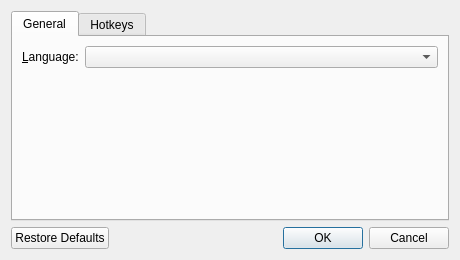
Before: the Qt Designer form src/settings/SettingsDialog.ui in ChickenSeller/glimpse, drawn with Qt 5.
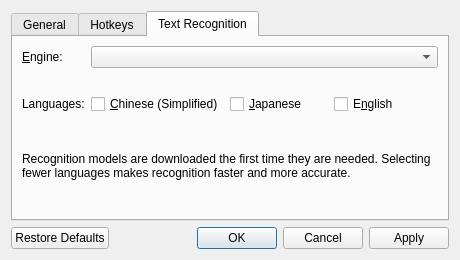
After: the same form once the commit is applied. The open tabs and pages were chosen to show the change. Custom widgets are drawn as their Qt base class.

```diff
--- a/src/settings/SettingsDialog.ui
+++ b/src/settings/SettingsDialog.ui
@@ -120,12 +120,105 @@
        </item>
       </layout>
      </widget>
+     <widget class="QWidget" name="ocrTab">
+      <attribute name="title">
+       <string>Text Recognition</string>
+      </attribute>
+      <layout class="QVBoxLayout" name="ocrLayout">
+       <item>
+        <layout class="QFormLayout" name="ocrForm">
+         <item row="0" column="0">
+          <widget class="QLabel" name="ocrEngineLabel">
+           <property name="text">
+            <string>&amp;Engine:</string>
+           </property>
+           <property name="buddy">
+            <cstring>ocrEngineCombo</cstring>
+           </property>
+          </widget>
+         </item>
+         <item row="0" column="1">
+          <widget class="QComboBox" name="ocrEngineCombo"/>
+         </item>
+         <item row="1" column="1">
+          <widget class="QLabel" name="ocrEngineNote">
+           <property name="wordWrap">
+            <bool>true</bool>
+           </property>
+           <property name="foregroundRole">
+            <enum>QPalette::PlaceholderText</enum>
+           </property>
+          </widget>
+         </item>
+         <item row="2" column="0">
+          <widget class="QLabel" name="ocrLanguagesLabel">
+           <property name="text">
+            <string>Languages:</string>
+           </property>
+          </widget>
+         </item>
+         <item row="2" column="1">
+          <layout class="QHBoxLayout" name="ocrLanguagesLayout">
+           <item>
+            <widget class="QCheckBox" name="ocrChineseCheck">
+             <property name="text">
+              <string>&amp;Chinese (Simplified)</string>
+             </property>
+            </widget>
+           </item>
+           <item>
+            <widget class="QCheckBox" name="ocrJapaneseCheck">
+             <property name="text">
+              <string>&amp;Japanese</string>
+             </property>
+            </widget>
+           </item>
+           <item>
+            <widget class="QCheckBox" name="ocrEnglishCheck">
+             <property name="text">
+              <string>E&amp;nglish</string>
+             </property>
+            </widget>
+           </item>
+           <item>
+            <spacer name="ocrLanguagesSpacer">
+             <property name="orientation">
+              <enum>Qt::Horizontal</enum>
+             </property>
+            </spacer>
+           </item>
+          </layout>
+         </item>
+        </layout>
+       </item>
+       <item>
+        <widget class="QLabel" name="ocrHint">
+         <property name="text">
+          <string>Recognition models are downloaded the first time they are needed. Selecting fewer languages makes recognition faster and more accurate.</string>
+         </property>
+         <property name="wordWrap">
+          <bool>true</bool>
+         </property>
+         <property name="foregroundRole">
+          <enum>QPalette::PlaceholderText</enum>
+         </property>
+        </widget>
+       </item>
+       <item>
+        <spacer name="ocrSpacer">
+         <property name="orientation">
+          <enum>Qt::Vertical</enum>
+         </property>
+        </spacer>
+       </item>
+      </layout>
+     </widget>
     </widget>
    </item>
    <item>
     <widget class="QDialogButtonBox" name="buttonBox">
      <property name="standardButtons">
-      <set>QDialogButtonBox::Cancel|QDialogButtonBox::Ok|QDialogButtonBox::RestoreDefaults</set>
+      <set>QDialogButtonBox::Apply|QDialogButtonBox::Cancel|QDialogButtonBox::Ok|QDialogButtonBox::RestoreDefaults</set>
      </property>
     </widget>
    </item>
```
Left out of the diff: 49 changed lines with no effect on the pictures.
